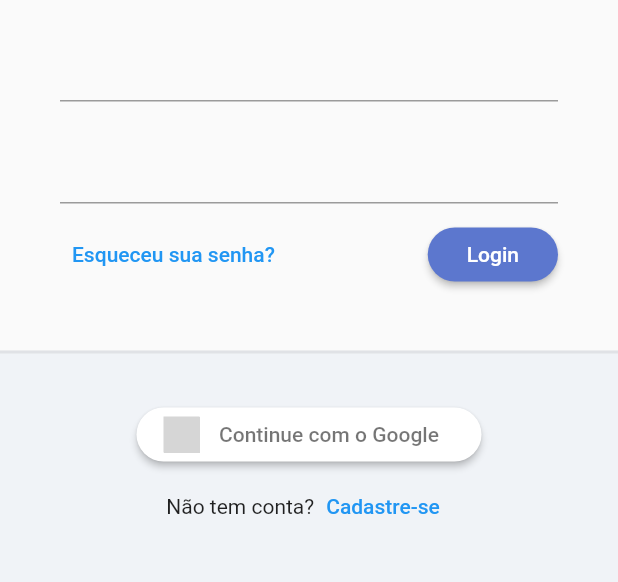
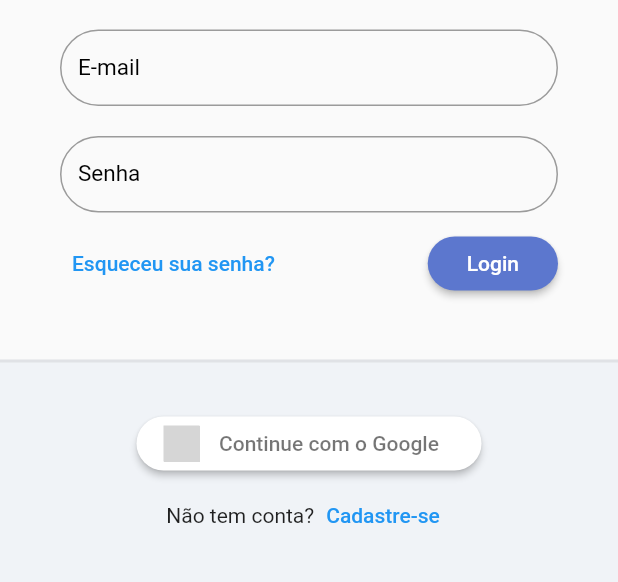
Before and after one commit to juniornsantos/todo_list, a Flutter app: the screen it shows after launch, on a phone screen of 412 x 824 dp, the part 350-932 px from its top. Run offline on Flutter 3.47's test engine with Material 2 defaults, Android fonts, the phone set to English and light mode, and no system bars; our stand-ins replace flutter_signin_button, google_fonts, sqflite, sqflite_common, synchronized; accounts and stored records are empty; Roboto replaces fonts that are missing (Mandali); grey boxes are pictures that could not be loaded.

Commit message:
Construinfo TextFormField

```diff
--- /dev/null
+++ b/lib/app/core/ui/todo_list_icons.dart
@@ -0,0 +1,30 @@
+/// Flutter icons TodoListIcons
+/// Copyright (C) 2023 by original authors @ fluttericon.com, fontello.com
+/// This font was generated by FlutterIcon.com, which is derived from Fontello.
+///
+/// To use this font, place it in your fonts/ directory and include the
+/// following in your pubspec.yaml
+///
+/// flutter:
+///   fonts:
+///    - family:  TodoListIcons
+///      fonts:
+///       - asset: fonts/TodoListIcons.ttf
+///
+///
+/// * Font Awesome 5, Copyright (C) 2016 by Dave Gandy
+///         Author:    Dave Gandy
+///         License:   SIL (https://github.com/FortAwesome/Font-Awesome/blob/master/LICENSE.txt)
+///         Homepage:  http://fortawesome.github.com/Font-Awesome/
+///
+import 'package:flutter/widgets.dart';
+
+class TodoListIcons {
+  TodoListIcons._();
+
+  static const _kFontFam = 'TodoListIcons';
+  static const String? _kFontPkg = null;
+
+  static const IconData eye = IconData(0xf06e, fontFamily: _kFontFam, fontPackage: _kFontPkg);
+  static const IconData eye_slash = IconData(0xf070, fontFamily: _kFontFam, fontPackage: _kFontPkg);
+}
--- /dev/null
+++ b/lib/app/core/widget/todo_list_field.dart
@@ -0,0 +1,23 @@
+import 'package:flutter/material.dart';
+
+class TodoListField extends StatelessWidget {
+  final String label;
+  const TodoListField({Key? key, required this.label}) : super(key: key);
+
+  @override
+  Widget build(BuildContext context) {
+    return TextFormField(
+      decoration: InputDecoration(
+          labelText: label,
+          labelStyle: const TextStyle(fontSize: 15, color: Colors.black),
+          border: OutlineInputBorder(
+            borderRadius: BorderRadius.circular(30),
+          ),
+          errorBorder: OutlineInputBorder(
+            borderRadius: BorderRadius.circular(30),
+            borderSide: const BorderSide(color: Colors.red),
+          ),
+          isDense: true),
+    );
+  }
+}
--- a/lib/app/modules/auth/login/login_page.dart
+++ b/lib/app/modules/auth/login/login_page.dart
@@ -1,6 +1,7 @@
 import 'package:flutter/material.dart';
 import 'package:flutter_signin_button/button_view.dart';
 import 'package:flutter_signin_button/flutter_signin_button.dart';
+import 'package:todo_list/app/core/widget/todo_list_field.dart';
 import 'package:todo_list/app/core/widget/todo_list_logo.dart';
 // import 'package:provider/provider.dart';
 // import 'package:todo_list/app/modules/auth/login/login_controller.dart';
@@ -36,11 +37,11 @@ class LoginPage extends StatelessWidget {
                       child: Form(
                         child: Column(
                           children: [
-                            TextFormField(),
+                            TodoListField(label: 'E-mail'),
                             SizedBox(
                               height: 20,
                             ),
-                            TextFormField(),
+                            TodoListField(label: 'Senha'),
                             SizedBox(
                               height: 10,
                             ),
```
Also changed, not shown: pubspec.yaml (+4 -4 lines), assets/fonts/TodoListIcons.ttf (added).
